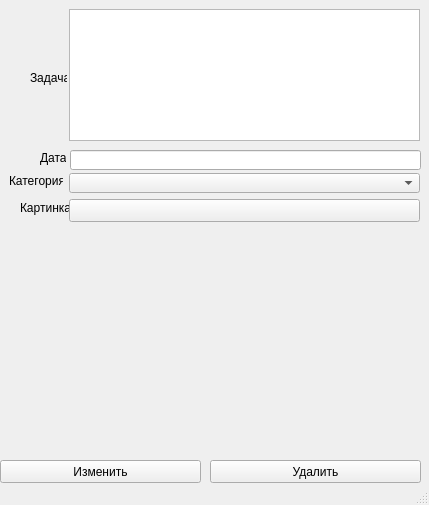
Old version of the form ui files/editTask.ui in the repository SutsuraGod/To-Do-List.
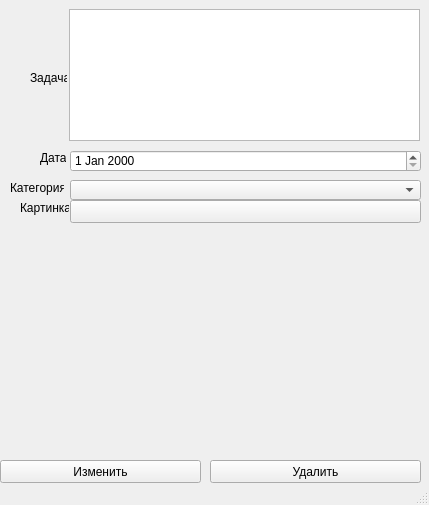
New version of the form.

```diff
--- a/ui files/editTask.ui
+++ b/ui files/editTask.ui
@@ -40,8 +40,8 @@
    <widget class="QPushButton" name="picture">
     <property name="geometry">
      <rect>
-      <x>69</x>
-      <y>199</y>
+      <x>70</x>
+      <y>200</y>
       <width>351</width>
       <height>23</height>
      </rect>
@@ -53,8 +53,8 @@
    <widget class="QComboBox" name="category">
     <property name="geometry">
      <rect>
-      <x>69</x>
-      <y>173</y>
+      <x>70</x>
+      <y>180</y>
       <width>351</width>
       <height>20</height>
      </rect>
@@ -76,8 +76,8 @@
    <widget class="QLabel" name="categoryLabel">
     <property name="geometry">
      <rect>
-      <x>9</x>
-      <y>173</y>
+      <x>10</x>
+      <y>180</y>
       <width>54</width>
       <height>16</height>
      </rect>
@@ -128,16 +128,6 @@
      <set>Qt::AlignCenter</set>
     </property>
    </widget>
-   <widget class="QLineEdit" name="date">
-    <property name="geometry">
-     <rect>
-      <x>70</x>
-      <y>150</y>
-      <width>351</width>
-      <height>20</height>
-     </rect>
-    </property>
-   </widget>
    <widget class="QPushButton" name="editTaskButton">
     <property name="geometry">
      <rect>
@@ -151,6 +141,16 @@
      <string>Изменить</string>
     </property>
    </widget>
+   <widget class="QDateEdit" name="date">
+    <property name="geometry">
+     <rect>
+      <x>70</x>
+      <y>150</y>
+      <width>351</width>
+      <height>22</height>
+     </rect>
+    </property>
+   </widget>
   </widget>
   <widget class="QStatusBar" name="statusbar"/>
  </widget>
```
